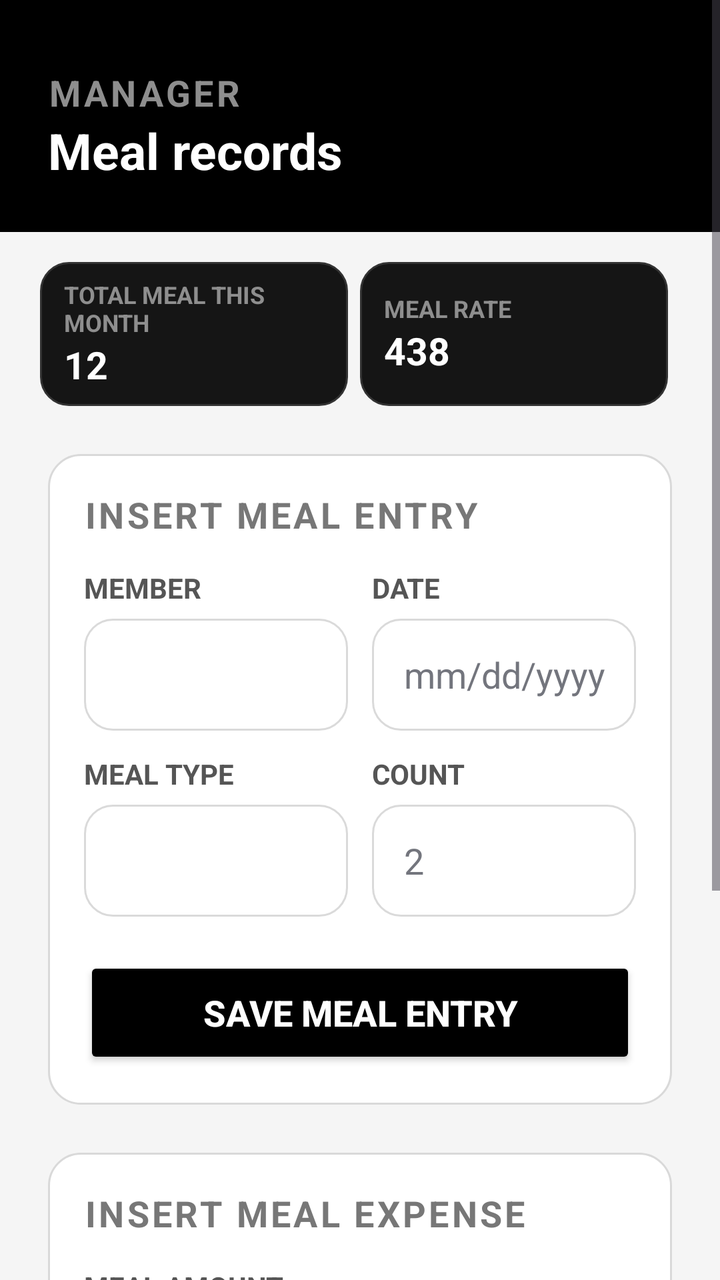
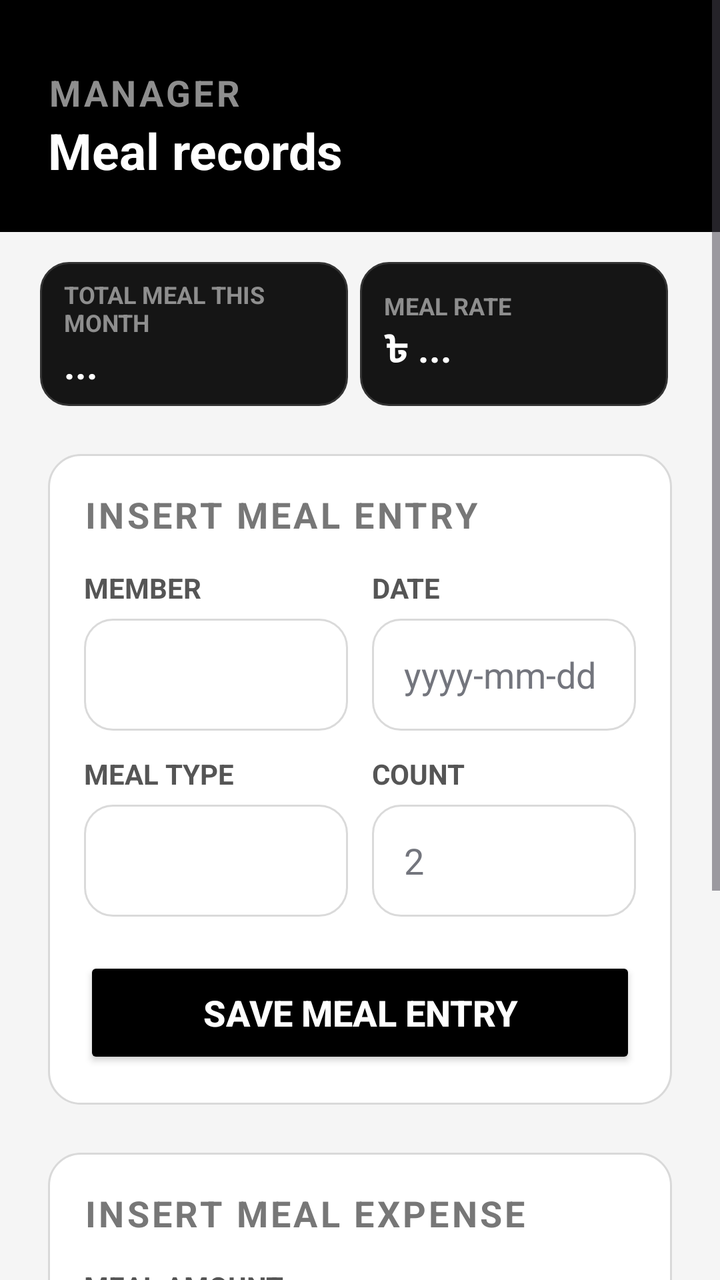

The first picture is an Android layout as it rendered before a commit; the second is the same layout after the commit. The layout source and the unified diff follow.
<!-- AndroidManifest.xml: application theme Theme.MessMaster -->
<!-- res/layout/fragment_manager_meal.xml -->
<?xml version="1.0" encoding="utf-8"?>
<ScrollView xmlns:android="http://schemas.android.com/apk/res/android"
    xmlns:tools="http://schemas.android.com/tools"
    android:layout_width="match_parent"
    android:layout_height="match_parent"
    android:background="#F5F5F5"
    android:fillViewport="true"
    android:fitsSystemWindows="true"
    tools:context=".managerdashboard.FragmentMeal">

    <LinearLayout
        android:layout_width="match_parent"
        android:layout_height="wrap_content"
        android:orientation="vertical"
        android:paddingBottom="18dp">

        <LinearLayout
            android:layout_width="match_parent"
            android:layout_height="wrap_content"
            android:background="@color/black"
            android:orientation="vertical"
            android:paddingLeft="24dp"
            android:paddingRight="24dp"
            android:paddingTop="34dp"
            android:paddingBottom="24dp">

            <LinearLayout
                android:layout_width="match_parent"
                android:layout_height="wrap_content"
                android:orientation="horizontal"
                android:gravity="center_vertical">

                <LinearLayout
                    android:layout_width="0dp"
                    android:layout_height="wrap_content"
                    android:layout_weight="1"
                    android:orientation="vertical">

                    <TextView
                        android:layout_width="wrap_content"
                        android:layout_height="wrap_content"
                        android:text="MANAGER"
                        android:textColor="#8E8E8E"
                        android:textSize="18sp"
                        android:textStyle="bold"
                        android:letterSpacing="0.08" />

                    <TextView
                        android:layout_width="wrap_content"
                        android:layout_height="wrap_content"
                        android:text="Meal records"
                        android:textColor="@color/white"
                        android:textSize="25sp"
                        android:textStyle="bold" />

                </LinearLayout>

            </LinearLayout>

        </LinearLayout>

        <LinearLayout
            android:layout_width="match_parent"
            android:layout_height="wrap_content"
            android:layout_marginTop="15dp"
            android:layout_marginHorizontal="20dp"
            android:orientation="horizontal">

            <LinearLayout
                android:layout_width="0dp"
                android:layout_weight="1"
                android:layout_height="72dp"
                android:background="@drawable/bg_dark_card"
                android:orientation="vertical"
                android:gravity="center_vertical"
                android:paddingStart="12dp"
                android:paddingEnd="12dp"
                android:layout_marginEnd="6dp">

                <TextView
                    android:layout_width="wrap_content"
                    android:layout_height="wrap_content"
                    android:text="TOTAL MEAL THIS MONTH"
                    android:textColor="#8E8E8E"
                    android:textSize="12sp"
                    android:textStyle="bold"/>

                <TextView
                    android:layout_width="wrap_content"
                    android:layout_height="wrap_content"
                    android:text="12"
                    android:textColor="@color/white"
                    android:textSize="19sp"
                    android:textStyle="bold"/>
            </LinearLayout>

            <LinearLayout
                android:layout_width="0dp"
                android:layout_weight="1"
                android:layout_height="72dp"
                android:background="@drawable/bg_dark_card"
                android:orientation="vertical"
                android:gravity="center_vertical"
                android:paddingStart="12dp"
                android:paddingEnd="12dp"
                android:layout_marginEnd="6dp">

                <TextView
                    android:layout_width="wrap_content"
                    android:layout_height="wrap_content"
                    android:text="MEAL RATE"
                    android:textColor="#8E8E8E"
                    android:textSize="12sp"
                    android:textStyle="bold"/>

                <TextView
                    android:layout_width="wrap_content"
                    android:layout_height="wrap_content"
                    android:text="438"
                    android:textColor="@color/white"
                    android:textSize="19sp"
                    android:textStyle="bold"/>
            </LinearLayout>

        </LinearLayout>

        <LinearLayout
            android:layout_width="match_parent"
            android:layout_height="wrap_content"
            android:layout_margin="24dp"
            android:background="@drawable/bg_white_card"
            android:padding="18dp"
            android:orientation="vertical">

            <TextView
                android:layout_width="wrap_content"
                android:layout_height="wrap_content"
                android:text="INSERT MEAL ENTRY"
                android:textColor="#777777"
                android:textSize="18sp"
                android:textStyle="bold"
                android:letterSpacing="0.08"/>

            <GridLayout
                android:layout_width="match_parent"
                android:layout_height="wrap_content"
                android:columnCount="2"
                android:layout_marginTop="15dp"
                android:useDefaultMargins="false">

                <LinearLayout
                    android:layout_width="0dp"
                    android:layout_height="wrap_content"
                    android:layout_columnWeight="1"
                    android:layout_marginEnd="6dp"
                    android:orientation="vertical">

                    <TextView
                        android:layout_width="wrap_content"
                        android:layout_height="wrap_content"
                        android:text="MEMBER"
                        android:textStyle="bold"
                        android:textColor="#555555"
                        android:textSize="14sp"
                        android:layout_marginBottom="6dp"/>

                    <Spinner
                        android:id="@+id/spinnerMealMember"
                        android:layout_width="match_parent"
                        android:layout_height="56dp"
                        android:background="@drawable/bg_input_manager"
                        android:paddingStart="16dp"
                        android:paddingEnd="8dp"
                        android:spinnerMode="dropdown"/>
                </LinearLayout>

                <LinearLayout
                    android:layout_width="0dp"
                    android:layout_height="wrap_content"
                    android:layout_columnWeight="1"
                    android:layout_marginStart="6dp"
                    android:orientation="vertical">

                    <TextView
                        android:layout_width="wrap_content"
                        android:layout_height="wrap_content"
                        android:text="DATE"
                        android:textStyle="bold"
                        android:textColor="#555555"
                        android:textSize="14sp"
                        android:layout_marginBottom="6dp"/>

                    <EditText
                        android:id="@+id/inputMealDate"
                        android:layout_width="match_parent"
                        android:layout_height="56dp"
                        android:background="@drawable/bg_input_manager"
                        android:paddingStart="16dp"
                        android:paddingEnd="8dp"
                        android:hint="mm/dd/yyyy"
                        android:textColorHint="@color/text_secondary"
                        android:inputType="date"/>
                </LinearLayout>

                <LinearLayout
                    android:layout_width="0dp"
                    android:layout_height="wrap_content"
                    android:layout_columnWeight="1"
                    android:layout_marginTop="12dp"
                    android:layout_marginEnd="6dp"
                    android:orientation="vertical">

                    <TextView
                        android:layout_width="wrap_content"
                        android:layout_height="wrap_content"
                        android:text="MEAL TYPE"
                        android:textStyle="bold"
                        android:textColor="#555555"
                        android:textSize="14sp"
                        android:layout_marginBottom="6dp"/>

                    <Spinner
                        android:id="@+id/spinnerMealType"
                        android:layout_width="match_parent"
                        android:layout_height="56dp"
                        android:background="@drawable/bg_input_manager"
                        android:paddingStart="16dp"
                        android:paddingEnd="8dp"
                        android:spinnerMode="dropdown"/>
                </LinearLayout>

                <LinearLayout
                    android:layout_width="0dp"
                    android:layout_height="wrap_content"
                    android:layout_columnWeight="1"
                    android:layout_marginTop="12dp"
                    android:layout_marginStart="6dp"
                    android:orientation="vertical">

                    <TextView
                        android:layout_width="wrap_content"
                        android:layout_height="wrap_content"
                        android:text="COUNT"
                        android:textStyle="bold"
                        android:textColor="#555555"
                        android:textSize="14sp"
                        android:layout_marginBottom="6dp"/>

                    <EditText
                        android:id="@+id/inputMealCount"
                        android:layout_width="match_parent"
                        android:layout_height="56dp"
                        android:background="@drawable/bg_input_manager"
                        android:paddingStart="16dp"
                        android:paddingEnd="8dp"
                        android:hint="2"
                        android:textColorHint="@color/text_secondary"
                        android:inputType="numberDecimal"/>
                </LinearLayout>

            </GridLayout>

            <Button
                android:id="@+id/btnSubmitMeal"
                android:layout_width="match_parent"
                android:layout_height="56dp"
                android:layout_marginTop="20dp"
                android:backgroundTint="@color/black"
                android:text="SAVE MEAL ENTRY"
                android:textColor="@color/white"
                android:textSize="18sp"
                android:textStyle="bold" />

        </LinearLayout>

        <LinearLayout
            android:layout_width="match_parent"
            android:layout_height="wrap_content"
            android:layout_marginHorizontal="24dp"
            android:background="@drawable/bg_white_card"
            android:padding="18dp"
            android:orientation="vertical">

            <TextView
                android:layout_width="wrap_content"
                android:layout_height="wrap_content"
                android:text="INSERT MEAL EXPENSE"
                android:textColor="#777777"
                android:textSize="18sp"
                android:textStyle="bold"
                android:letterSpacing="0.08"/>

            <LinearLayout
                android:layout_width="match_parent"
                android:layout_height="wrap_content"
                android:layout_marginTop="15dp"
                android:orientation="vertical">

                <TextView
                    android:layout_width="wrap_content"
                    android:layout_height="wrap_content"
                    android:text="MEAL AMOUNT"
                    android:textStyle="bold"
                    android:textColor="#555555"
                    android:textSize="14sp"
                    android:layout_marginBottom="6dp"/>

                <EditText
                    android:id="@+id/inputMealExpenseAmount"
                    android:layout_width="match_parent"
                    android:layout_height="56dp"
                    android:background="@drawable/bg_input_manager"
                    android:paddingStart="16dp"
                    android:paddingEnd="8dp"
                    android:hint="Amount (৳)"
                    android:textColorHint="@color/text_secondary"
                    android:inputType="numberDecimal"/>

            </LinearLayout>

            <LinearLayout
                android:layout_width="match_parent"
                android:layout_height="wrap_content"
                android:layout_marginTop="12dp"
                android:orientation="vertical">

                <TextView
                    android:layout_width="wrap_content"
                    android:layout_height="wrap_content"
                    android:text="DESCRIPTION"
                    android:textStyle="bold"
                    android:textColor="#555555"
                    android:textSize="14sp"
                    android:layout_marginBottom="6dp"/>

                <EditText
                    android:id="@+id/mealExpenseDescription"
                    android:layout_width="match_parent"
                    android:layout_height="56dp"
                    android:background="@drawable/bg_input_manager"
                    android:paddingStart="16dp"
                    android:paddingEnd="8dp"
                    android:hint="Description, e.g., Rice, fish, vegetables"
                    android:textColorHint="@color/text_secondary"
                    android:inputType="text"/>

            </LinearLayout>

            <Button
                android:id="@+id/btnSubmitMealExpense"
                android:layout_width="match_parent"
                android:layout_height="56dp"
                android:layout_marginTop="20dp"
                android:backgroundTint="@color/black"
                android:text="ADD MEAL EXPENSE"
                android:textColor="@color/white"
                android:textSize="18sp"
                android:textStyle="bold" />

        </LinearLayout>

    </LinearLayout>

</ScrollView>
<!-- resources referenced by this layout -->
<resources>
  <color name="black">#FF000000</color>
  <color name="text_secondary">#73757D</color>
  <color name="white">#FFFFFFFF</color>
  <!-- drawable bg_dark_card (drawable) -->
  <?xml version="1.0" encoding="utf-8"?>
  <shape xmlns:android="http://schemas.android.com/apk/res/android">
      <solid android:color="#151515" />
      <stroke android:width="1dp" android:color="#333333" />
      <corners android:radius="14dp" />
  </shape>
  <!-- drawable bg_input_manager (drawable) -->
  <?xml version="1.0" encoding="utf-8"?>
  <shape xmlns:android="http://schemas.android.com/apk/res/android">
      <solid android:color="#FFFFFF" />
      <stroke android:width="1dp" android:color="#DADADA" />
      <corners android:radius="14dp" />
  </shape>
  <!-- drawable bg_white_card (drawable) -->
  <?xml version="1.0" encoding="utf-8"?>
  <shape xmlns:android="http://schemas.android.com/apk/res/android">
      <solid android:color="#FFFFFF" />
      <stroke android:width="1dp" android:color="#D9D9D9" />
      <corners android:radius="16dp" />
  </shape>
  <style name="Theme.MessMaster" parent="Base.Theme.MessMaster" />
  <style name="Base.Theme.MessMaster" parent="Theme.Material3.DayNight.NoActionBar">
          
          
      </style>
</resources>

<!-- the commit's change to res/layout/fragment_manager_meal.xml (unified diff, before → after) -->
@@ -86,9 +86,10 @@
                     android:textStyle="bold"/>
 
                 <TextView
-                    android:layout_width="wrap_content"
-                    android:layout_height="wrap_content"
-                    android:text="12"
+                    android:id="@+id/txtMonthlyTotalMeals"
+                    android:layout_width="wrap_content"
+                    android:layout_height="wrap_content"
+                    android:text="..."
                     android:textColor="@color/white"
                     android:textSize="19sp"
                     android:textStyle="bold"/>
@@ -114,9 +115,10 @@
                     android:textStyle="bold"/>
 
                 <TextView
-                    android:layout_width="wrap_content"
-                    android:layout_height="wrap_content"
-                    android:text="438"
+                    android:id="@+id/txtMonthlyMealRate"
+                    android:layout_width="wrap_content"
+                    android:layout_height="wrap_content"
+                    android:text="৳ ..."
                     android:textColor="@color/white"
                     android:textSize="19sp"
                     android:textStyle="bold"/>
@@ -195,9 +197,12 @@
                         android:layout_width="match_parent"
                         android:layout_height="56dp"
                         android:background="@drawable/bg_input_manager"
+                        android:clickable="true"
+                        android:focusable="false"
                         android:paddingStart="16dp"
                         android:paddingEnd="8dp"
-                        android:hint="mm/dd/yyyy"
+                        android:textColor="@color/black"
+                        android:hint="yyyy-mm-dd"
                         android:textColorHint="@color/text_secondary"
                         android:inputType="date"/>
                 </LinearLayout>
@@ -253,6 +258,7 @@
                         android:background="@drawable/bg_input_manager"
                         android:paddingStart="16dp"
                         android:paddingEnd="8dp"
+                        android:textColor="@color/black"
                         android:hint="2"
                         android:textColorHint="@color/text_secondary"
                         android:inputType="numberDecimal"/>
@@ -312,6 +318,7 @@
                     android:background="@drawable/bg_input_manager"
                     android:paddingStart="16dp"
                     android:paddingEnd="8dp"
+                    android:textColor="@color/black"
                     android:hint="Amount (৳)"
                     android:textColorHint="@color/text_secondary"
                     android:inputType="numberDecimal"/>
@@ -340,6 +347,7 @@
                     android:background="@drawable/bg_input_manager"
                     android:paddingStart="16dp"
                     android:paddingEnd="8dp"
+                    android:textColor="@color/black"
                     android:hint="Description, e.g., Rice, fish, vegetables"
                     android:textColorHint="@color/text_secondary"
                     android:inputType="text"/>
